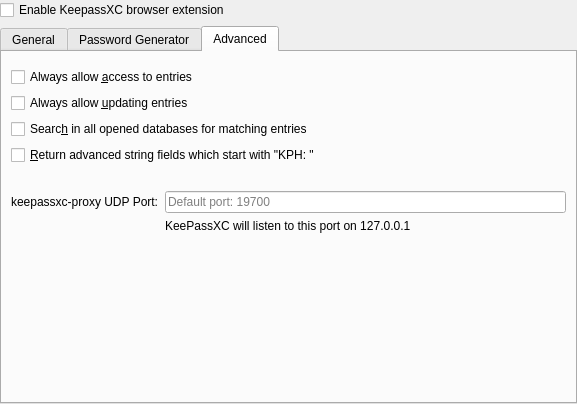
Qt form src/browser/BrowserOptionDialog.ui (Myria-de/keepassxc) before a commit.
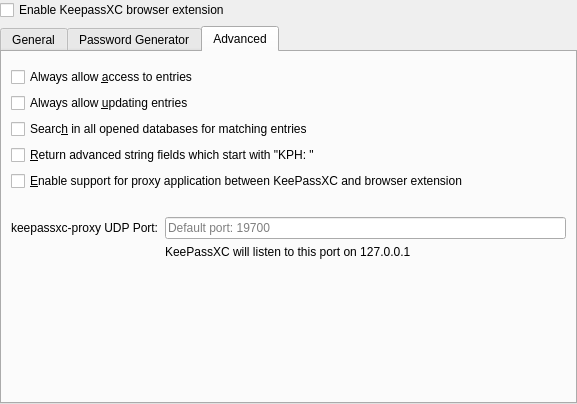
The same form after that commit. The open tabs and pages were chosen to show the change. Custom widgets are drawn as their Qt base class.

```diff
--- a/src/browser/BrowserOptionDialog.ui
+++ b/src/browser/BrowserOptionDialog.ui
@@ -201,6 +201,16 @@
          </property>
         </widget>
        </item>
+       <item>
+        <widget class="QCheckBox" name="supportBrowserProxy">
+         <property name="toolTip">
+          <string>Support a proxy application between KeePassXC and browser extension.</string>
+         </property>
+         <property name="text">
+          <string>&amp;Enable support for proxy application between KeePassXC and browser extension</string>
+         </property>
+        </widget>
+       </item>
        <item>
         <spacer name="verticalSpacer_4">
          <property name="orientation">
```
